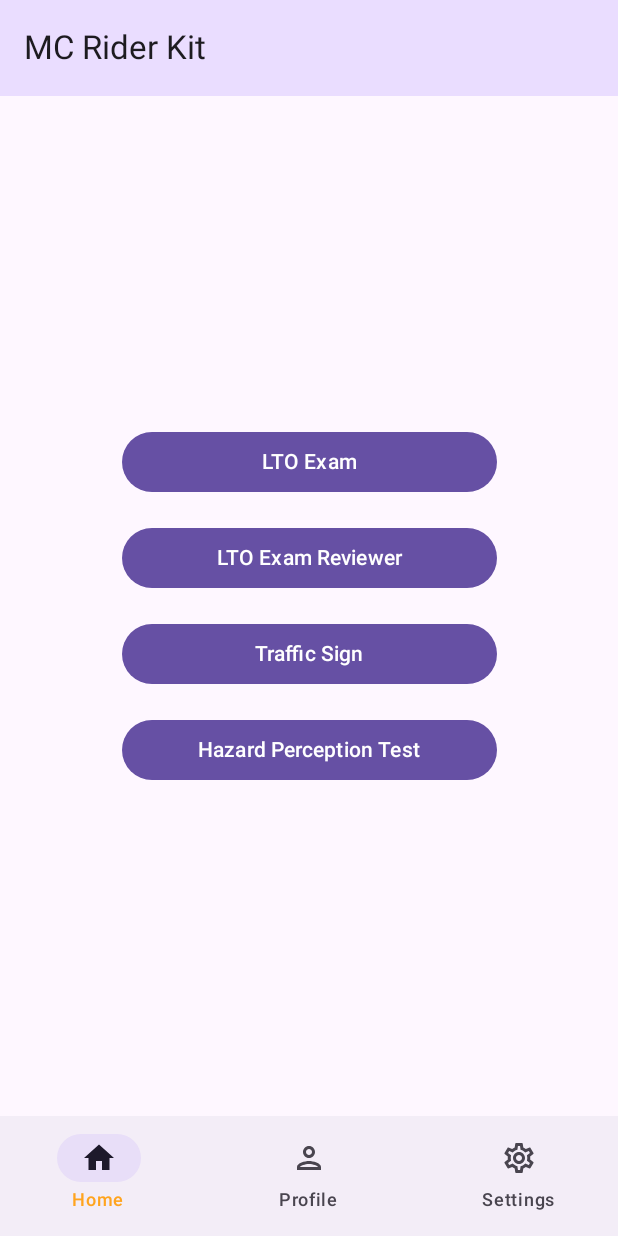
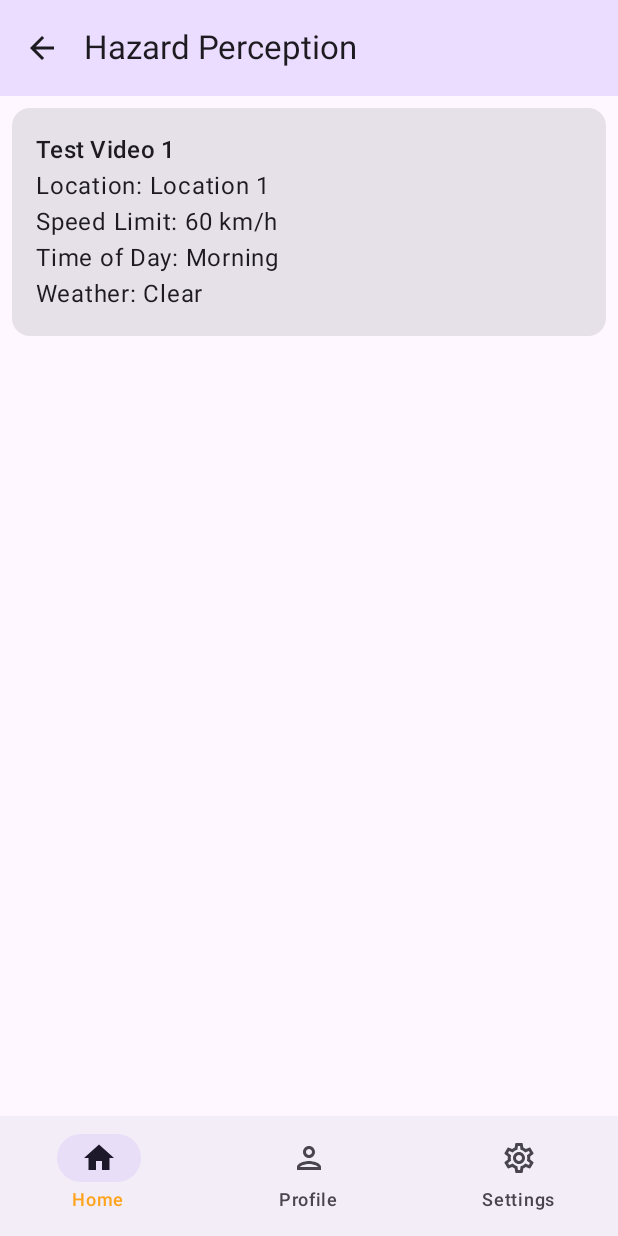
Before and after one commit to KimGabs/MCRiderKit, an Android app built with Jetpack Compose: the screen it shows after launch (MainActivity), after a tap on "Hazard Perception Test", on a phone screen of 412 x 824 dp. Run offline under Robolectric (Android 15) with nearby library versions, the phone set to English and light mode, and no system bars; our stand-ins replace Room's generated code.

Commit message:
Hazard Test Menu Screen Added

```diff
--- a/app/src/main/java/com/example/mcriderkit/MainActivity.kt
+++ b/app/src/main/java/com/example/mcriderkit/MainActivity.kt
@@ -4,15 +4,10 @@ import android.os.Bundle
 import androidx.activity.ComponentActivity
 import androidx.activity.compose.setContent
 import androidx.activity.enableEdgeToEdge
-import androidx.compose.foundation.layout.fillMaxSize
-import androidx.compose.foundation.layout.padding
-import androidx.compose.material3.Scaffold
-import androidx.compose.material3.Text
-import androidx.compose.runtime.Composable
-import androidx.compose.ui.Modifier
-import androidx.compose.ui.tooling.preview.Preview
 import com.example.mcriderkit.data.QuizDatabase
 import com.example.mcriderkit.ui.ExamViewModel
+import com.example.mcriderkit.ui.HazardTestViewModel
+import com.example.mcriderkit.ui.components.HazardRepository
 import com.example.mcriderkit.ui.components.QuizRepository
 import com.example.mcriderkit.ui.theme.MCRiderKitTheme
 
@@ -23,14 +18,17 @@ class MainActivity : ComponentActivity() {
 
         // Initialize database and repository
         val database = QuizDatabase.getDatabase(applicationContext)
-        val repository = QuizRepository(database.quizScoreDao())
-        val viewModel = ExamViewModel(repository)
+        val quizRepository = QuizRepository(database.quizScoreDao())
+        val hazardRepository = HazardRepository(database.hazardTestDao())
+
+        val quizViewModel = ExamViewModel(quizRepository)
+        val hazardViewModel = HazardTestViewModel(hazardRepository)
 
         enableEdgeToEdge()
         setContent {
 
             MCRiderKitTheme {
-                NavigationApp(viewModel = viewModel)
+                NavigationApp(quizViewModel = quizViewModel, hazardViewModel = hazardViewModel)
                 }
             }
         }
--- a/app/src/main/java/com/example/mcriderkit/Navigation.kt
+++ b/app/src/main/java/com/example/mcriderkit/Navigation.kt
@@ -37,15 +37,14 @@ import androidx.navigation.compose.rememberNavController
 import com.example.mcriderkit.data.DataSource
 import com.example.mcriderkit.ui.ExamResultScreen
 import com.example.mcriderkit.ui.ExamViewModel
+import com.example.mcriderkit.ui.HazardTestMenuScreen
+import com.example.mcriderkit.ui.HazardTestViewModel
 import com.example.mcriderkit.ui.LTOMenuScreen
 import com.example.mcriderkit.ui.MainMenuScreen
 import com.example.mcriderkit.ui.NonProQuizScreen
 import com.example.mcriderkit.ui.ProfileScreen
 import com.example.mcriderkit.ui.RevScreen
 import com.example.mcriderkit.ui.SettingsScreen
-import android.content.Context
-import androidx.compose.ui.platform.LocalContext
-import androidx.room.Room
 
 enum class NavigationScreen(@StringRes val title: Int) {
     Start(title = R.string.app_name),
@@ -54,7 +53,8 @@ enum class NavigationScreen(@StringRes val title: Int) {
     LTOMenu(title = R.string.lto_exam_menu),
     Reviewer(title = R.string.lto_reviewer),
     NonProExam(title = R.string.non_pro_exam),
-    ExamResult(title = R.string.exam_result)
+    ExamResult(title = R.string.exam_result),
+    HazardPerceptionTest(title = R.string.hazard_perception_test)
 }
 
 @OptIn(ExperimentalMaterial3Api::class)
@@ -86,8 +86,9 @@ fun NavAppBar(
 
 @Composable
 fun NavigationApp(
-    viewModel: ExamViewModel,
-    navController: NavHostController = rememberNavController()
+    navController: NavHostController = rememberNavController(),
+    quizViewModel: ExamViewModel,
+    hazardViewModel: HazardTestViewModel
 ) {
 
     var selectedItem by remember { mutableIntStateOf(0) }
@@ -154,6 +155,7 @@ fun NavigationApp(
                                 0 -> navController.navigate(NavigationScreen.LTOMenu.name)
                                 1 -> navController.navigate(NavigationScreen.Reviewer.name)
                                 2 -> navController.navigate(NavigationScreen.Settings.name)
+                                3 -> navController.navigate(NavigationScreen.HazardPerceptionTest.name)
                             }
                         }
                     )
@@ -188,7 +190,7 @@ fun NavigationApp(
                 }
                 composable(route = NavigationScreen.NonProExam.name) {
                     NonProQuizScreen(
-                        viewModel = viewModel,
+                        viewModel = quizViewModel,
                         onNextButtonClicked = {
                             navController.navigate(NavigationScreen.ExamResult.name)
                         },
@@ -199,13 +201,13 @@ fun NavigationApp(
                 }
                 composable(route = NavigationScreen.ExamResult.name) {
                     ExamResultScreen(
-                        viewModel = viewModel,
+                        viewModel = quizViewModel,
                         onMainMenu = {
-                            viewModel.resetQuiz()
+                            quizViewModel.resetQuiz()
                             navController.navigate(NavigationScreen.Start.name)
                                      },
                         onRetry = {
-                            viewModel.resetQuiz()
+                            quizViewModel.resetQuiz()
                             navController.popBackStack(
                                 NavigationScreen.NonProExam.name,
                                 false
@@ -221,6 +223,14 @@ fun NavigationApp(
                             .padding(dimensionResource(R.dimen.padding_medium))
                     )
                 }
+                composable(route = NavigationScreen.HazardPerceptionTest.name){
+                    HazardTestMenuScreen(
+                        viewModel = hazardViewModel,
+                        onClipSelected = { id ->
+                            navController.navigate(NavigationScreen.ExamResult.name)
+                        }
+                    )
+                }
             }
         }
     )
--- a/app/src/main/java/com/example/mcriderkit/data/DataSource.kt
+++ b/app/src/main/java/com/example/mcriderkit/data/DataSource.kt
@@ -14,8 +14,6 @@
  * limitations under the License.
  */
 package com.example.mcriderkit.data
-
-import com.example.mcriderkit.R
 
 object DataSource {
     val menuList = listOf(
@@ -41,18 +39,19 @@ object DataSource {
         "Violations & Penalties"
     )
 
-    data class FlagQuestion(
-        val flag: String,
+    data class Question(
+        val question: String,
         val options: List<String>,
         val correctAnswerIndex:Int
     )
 
     val examQuestions = listOf(
-        FlagQuestion("🇺🇸", listOf("USA", "Canada", "Mexico", "Brazil"), 0),
-        FlagQuestion("🇬🇧", listOf("Ireland", "Australia", "Canada", "UK"), 3),
-        FlagQuestion("🇫🇷", listOf("Spain", "Italy", "France", "Portugal"), 2),
-        FlagQuestion("🇯🇵", listOf("South Korea", "Japan", "China", "Thailand"), 1),
-        FlagQuestion("🇮🇳", listOf("India", "Pakistan", "Bangladesh", "Sri Lanka"), 0),
+        Question("The minimum age to get a non-professional license is:", listOf("15 years old", "17 years old", "18 years old", "19 years old"), 1),
+        Question("Drivers gather most information using their:", listOf("Cars", "Computer", "Eyes", "Hands"), 2),
+        Question("The safest speed of a vehicle is according to:", listOf("Road and weather conditions", "Capability of the vehicle", "Capability of the driver", "Capability of the passenger"), 0),
+        Question("The deadline to renew the registration of a motor vehicle is:", listOf("At the end of the year", "At the end of the month", "At the discretion of the operator", "On the last working day of the month corresponding to the last digit of the motor vehicle plates"), 3),
+        Question("How should you behave when an approaching officer flags down your vehicle?", listOf("Ignore the apprehending officer and drive away at increased speed", "Stop and argue with the apprehending officer", "Surrender your driver's license and other documents upon demand", "Bribe the apprehending officer to avoid fee"), 2),
+        Question("To have one's driver's license suspended means to:", listOf("Have it revalidated by the LTO", "Have it taken away permanently by the LTO", "Have it taken temporarily by the LTO", "Have it renewed by the LTO"), 2)
     )
 
 }
--- /dev/null
+++ b/app/src/main/java/com/example/mcriderkit/data/HazardTest.kt
@@ -0,0 +1,16 @@
+package com.example.mcriderkit.data
+
+import androidx.room.Entity
+import androidx.room.PrimaryKey
+
+@Entity(tableName = "hazard_tests")
+data class HazardTest(
+    @PrimaryKey(autoGenerate = true) val id: Int = 0,
+    val title: String,
+    val videoPath: String,               // Path or URL to the video
+    val location: String,                // Location of the test
+    val speedLimit: String,              // Speed limit in the clip
+    val timeOfDay: String,               // Morning/Evening/Night
+    val weather: String,                 // Weather conditions
+    val lastScore: Int = 0               // User's last score
+)
--- /dev/null
+++ b/app/src/main/java/com/example/mcriderkit/data/HazardTestDao.kt
@@ -0,0 +1,23 @@
+package com.example.mcriderkit.data
+
+import androidx.room.*
+
+@Dao
+interface HazardTestDao {
+
+    @Query("SELECT * FROM hazard_tests")
+    suspend fun getAllHazardTests(): List<HazardTest>
+
+    @Query("SELECT * FROM hazard_tests WHERE id = :id")
+    suspend fun getHazardTestById(id: Int): HazardTest?
+
+    @Insert(onConflict = OnConflictStrategy.REPLACE)
+    suspend fun insertOrUpdateHazardTest(hazardTest: HazardTest)
+
+    @Update
+    suspend fun updateScore(hazardTest: HazardTest)
+
+    @Insert(onConflict = OnConflictStrategy.REPLACE)
+    suspend fun insertAll(hazardTests: List<HazardTest>)
+
+}
--- a/app/src/main/java/com/example/mcriderkit/data/database.kt
+++ b/app/src/main/java/com/example/mcriderkit/data/database.kt
@@ -5,9 +5,10 @@ import androidx.room.Database
 import androidx.room.Room
 import androidx.room.RoomDatabase
 
-@Database(entities = [QuizScore::class], version = 1, exportSchema = false)
+@Database(entities = [QuizScore::class, HazardTest::class], version = 1, exportSchema = false)
 abstract class QuizDatabase : RoomDatabase() {
     abstract fun quizScoreDao(): QuizScoreDao
+    abstract fun hazardTestDao(): HazardTestDao
 
     companion object {
         @Volatile
--- a/app/src/main/java/com/example/mcriderkit/ui/ExamResultScreen.kt
+++ b/app/src/main/java/com/example/mcriderkit/ui/ExamResultScreen.kt
@@ -83,7 +83,7 @@ fun ExamResultScreen(
             if (highestScore != null) {
                 Text("Highest Score: ${highestScore!!}", style = MaterialTheme.typography.titleMedium)
             } else {
-                Text("No high scores yet!", style = MaterialTheme.typography.titleMedium)
+                Text("No high score yet!", style = MaterialTheme.typography.titleMedium)
             }
 
             Spacer(modifier = Modifier.height(32.dp))
--- a/app/src/main/java/com/example/mcriderkit/ui/ExamViewModel.kt
+++ b/app/src/main/java/com/example/mcriderkit/ui/ExamViewModel.kt
@@ -29,15 +29,16 @@ class ExamViewModel(
     }
 
     fun saveScore(quizType: String, score: Int) {
-        // Check if the score already exists for the given quizType
         viewModelScope.launch {
+            // Retrieve the existing score for the given quizType
             val existingScore = repository.getScoreByType(quizType)
-            if (existingScore != null) {
-                // Update the score if it already exists
+
+            if (existingScore == null) {
+                // No existing score, insert a new record
+                repository.insertOrUpdateScore(QuizScore(quizType = quizType, highestScore = score))
+            } else if (score > existingScore.highestScore) {
+                // Update the score only if the new score is higher
                 repository.insertOrUpdateScore(existingScore.copy(highestScore = score))
-            } else {
-                // Insert the new score if it doesn't exist
-                repository.insertOrUpdateScore(QuizScore(quizType = quizType, highestScore = score))
             }
         }
     }
--- /dev/null
+++ b/app/src/main/java/com/example/mcriderkit/ui/HazardTestMenuScreen.kt
@@ -0,0 +1,62 @@
+package com.example.mcriderkit.ui
+
+import androidx.compose.foundation.layout.Column
+import androidx.compose.material3.Text
+import androidx.compose.runtime.Composable
+import androidx.compose.runtime.LaunchedEffect
+import androidx.compose.runtime.collectAsState
+import androidx.compose.ui.unit.dp
+import androidx.compose.foundation.layout.fillMaxSize
+import androidx.compose.foundation.layout.padding
+import androidx.compose.material3.Text
+import androidx.compose.ui.Modifier
+import androidx.compose.foundation.layout.Spacer
+import androidx.compose.foundation.clickable
+import androidx.compose.foundation.layout.fillMaxWidth
+import androidx.compose.foundation.layout.height
+import androidx.compose.foundation.rememberScrollState
+import androidx.compose.foundation.verticalScroll
+import androidx.compose.material3.Card
+import androidx.compose.material3.MaterialTheme
+import androidx.compose.ui.unit.sp
+
+@Composable
+fun HazardTestMenuScreen(
+    viewModel: HazardTestViewModel,
+    onClipSelected: (Int) -> Unit // This callback should accept the 'id' or 'index'
+) {
+    // Collecting the list of hazard tests
+    val hazardTestsState = viewModel.hazardTests.collectAsState()
+
+    // Accessing the list of hazard tests from the State
+    val hazardTests = hazardTestsState.value
+
+    // Load hazard tests once when the Composable is first launched
+    LaunchedEffect(Unit) {
+        viewModel.loadHazardTests()
+    }
+
+    // LazyColumn to display hazard test items
+    Column(modifier = Modifier.fillMaxSize().verticalScroll(rememberScrollState()) ) {
+        for (test in hazardTests) {
+            // Replace test.name with whatever property you need to display
+            Card(
+                modifier = Modifier
+                    .fillMaxWidth()
+                    .padding(8.dp)
+                    .clickable { onClipSelected(test.id) }
+            ) {
+                Column(modifier = Modifier.padding(16.dp)) {
+                    Text(text = test.title, style = MaterialTheme.typography.titleMedium)
+                    Text(text = "Location: ${test.location}")
+                    Text(text = "Speed Limit: ${test.speedLimit}")
+                    Text(text = "Time of Day: ${test.timeOfDay}")
+                    Text(text = "Weather: ${test.weather}")
+                }
+            }
+
+            // Spacer to add spacing between items
+            Spacer(modifier = Modifier.height(8.dp))
+        }
+    }
+}
--- /dev/null
+++ b/app/src/main/java/com/example/mcriderkit/ui/HazardTestViewModel.kt
@@ -0,0 +1,35 @@
+package com.example.mcriderkit.ui
+
+import androidx.lifecycle.ViewModel
+import androidx.lifecycle.viewModelScope
+import com.example.mcriderkit.data.HazardTest
+import com.example.mcriderkit.ui.components.HazardRepository
+import kotlinx.coroutines.flow.MutableStateFlow
+import kotlinx.coroutines.flow.StateFlow
+import kotlinx.coroutines.launch
+
+class HazardTestViewModel(private val repository: HazardRepository) : ViewModel() {
+    private val _hazardTests = MutableStateFlow<List<HazardTest>>(emptyList())
+    val hazardTests: StateFlow<List<HazardTest>> = _hazardTests
+
+    private val _selectedHazardTest = MutableStateFlow<HazardTest?>(null)
+    val selectedHazardTest: StateFlow<HazardTest?> = _selectedHazardTest
+
+    init {
+        viewModelScope.launch {
+            repository.insertPresetData() // Insert preset data if needed
+        }
+    }
+
+    fun loadHazardTests() {
+        viewModelScope.launch {
+            _hazardTests.value = repository.getAllHazardTests()
+        }
+    }
+
+    fun selectHazardTest(id: Int) {
+        viewModelScope.launch {
+            _selectedHazardTest.value = repository.getHazardTestById(id)
+        }
+    }
+}
--- a/app/src/main/java/com/example/mcriderkit/ui/NonProQuizScreen.kt
+++ b/app/src/main/java/com/example/mcriderkit/ui/NonProQuizScreen.kt
@@ -1,6 +1,5 @@
 package com.example.mcriderkit.ui
 
-import android.content.Context
 import com.example.mcriderkit.R
 import androidx.compose.ui.res.stringResource
 import androidx.compose.foundation.layout.Column
@@ -9,7 +8,6 @@ import androidx.compose.foundation.layout.fillMaxSize
 import androidx.compose.foundation.layout.fillMaxWidth
 import androidx.compose.foundation.layout.height
 import androidx.compose.foundation.layout.padding
-//noinspection UsingMaterialAndMaterial3Libraries
 import androidx.compose.material.LinearProgressIndicator
 import androidx.compose.material3.Button
 import androidx.compose.material3.ButtonDefaults
@@ -20,6 +18,7 @@ import androidx.compose.runtime.collectAsState
 import androidx.compose.ui.Modifier
 import androidx.compose.ui.unit.dp
 import androidx.compose.runtime.getValue
+import androidx.compose.ui.text.style.TextAlign
 import androidx.lifecycle.viewmodel.compose.viewModel
 
 @Composable
@@ -51,8 +50,8 @@ fun NonProQuizScreen(
         )
         Spacer(modifier = Modifier.height(6.dp))
         Text(
-            text = "Guess the Flag: ${currentQuestion.flag}",
-            style = MaterialTheme.typography.bodyMedium
+            text = currentQuestion.question,
+            style = MaterialTheme.typography.bodyLarge
         )
         Spacer(modifier = Modifier.height(24.dp))
 
@@ -77,7 +76,7 @@ fun NonProQuizScreen(
                     .padding(vertical = 4.dp),
                 colors = ButtonDefaults.buttonColors(containerColor = backgroundColor),
             ) {
-                Text(text = option)
+                Text(text = option, textAlign = TextAlign.Center)
             }
         }
 
--- /dev/null
+++ b/app/src/main/java/com/example/mcriderkit/ui/components/HazardRepository.kt
@@ -0,0 +1,22 @@
+package com.example.mcriderkit.ui.components
+
+import com.example.mcriderkit.data.HazardTest
+import com.example.mcriderkit.data.HazardTestDao
+
+class HazardRepository(private val dao: HazardTestDao) {
+
+    private val presetHazardTests = listOf(
+        HazardTest(title = "Test Video 1", location = "Location 1", speedLimit = "60 km/h", timeOfDay = "Morning", weather = "Clear", lastScore = 85, videoPath = "video1.mp4")
+    )
+
+    suspend fun insertPresetData() {
+        val existingTests = dao.getAllHazardTests()
+        if (existingTests.isEmpty()) {
+            dao.insertAll(presetHazardTests)
+        }
+    }
+
+    suspend fun getAllHazardTests() = dao.getAllHazardTests()
+    suspend fun getHazardTestById(id: Int) = dao.getHazardTestById(id)
+    suspend fun updateScore(hazardTest: HazardTest) = dao.updateScore(hazardTest)
+}
--- a/app/src/main/res/values/strings.xml
+++ b/app/src/main/res/values/strings.xml
@@ -3,6 +3,7 @@
     <string name="profile_">Profile</string>
     <string name="settings_">Settings</string>
     <string name="lto_exam_menu">LTO Exam</string>
+    <string name="hazard_perception_test">Hazard Perception</string>
     <string name="lto_reviewer">LTO Exam Reviewer</string>
     <string name="non_pro_exam">Non-professional Exam</string>
     <string name="exam_result">Exam Result</string>
```
